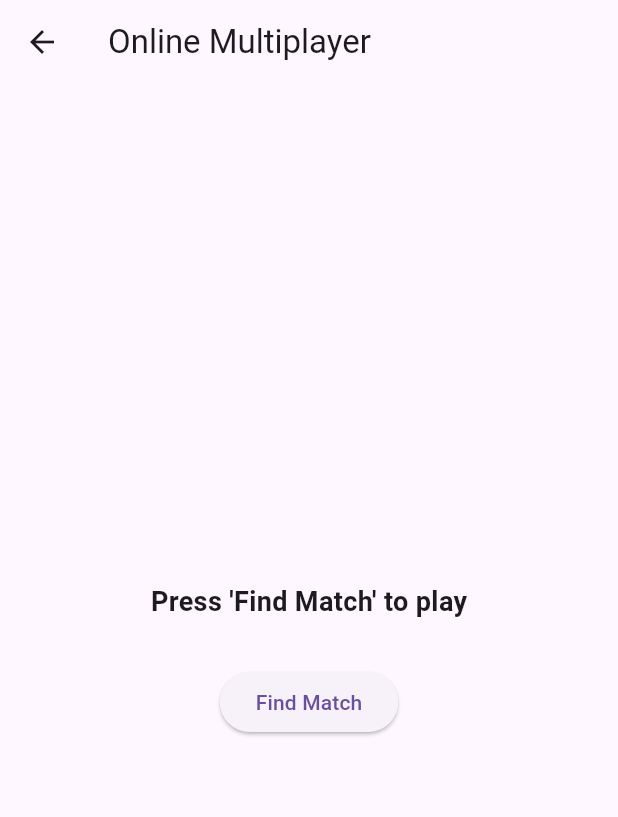
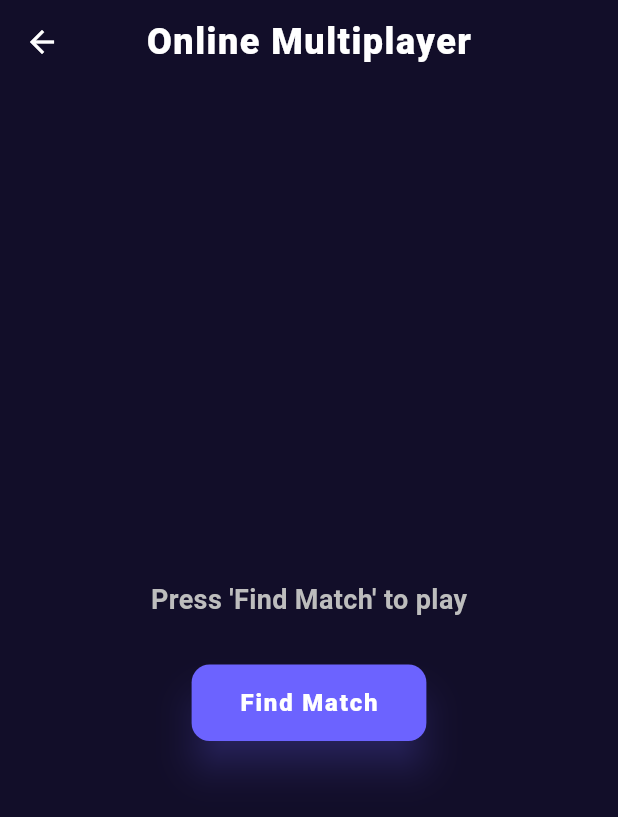
Before and after one commit to mAliz007/chess_project_flutter, a Flutter app: the screen it shows once a user with an empty profile is signed in, after a tap on "Online Multiplayer", on a phone screen of 412 x 824 dp. Shown: the top 817 px of the screen. Run offline on Flutter 3.47's test engine with Material 3 defaults, Android fonts, the light colour scheme and no system bars; our stand-ins replace firebase_auth, firebase_core, firebase_database, google_sign_in; missing offline and left inert: chess, flutter_chess_board; accounts and stored records are empty; network calls fail.

Commit message:
//login page styling done

```diff
--- /dev/null
+++ b/lib/core/theme/app_theme.dart
@@ -0,0 +1,97 @@
+// Location: lib/core/theme/app_theme.dart
+
+import 'package:flutter/material.dart';
+
+class AppTheme {
+  // HARSH / DEEP GAMING PALETTE
+  static final Color _primaryColor = Color(0xFF6C63FF); // Electric Indigo (High Contrast)
+  static final Color _backgroundColor = Color(0xFF120E29); // Deep Midnight (Almost Black)
+  static final Color _surfaceColor = Color(0xFF1F1A36); // Slightly lighter Midnight for inputs
+  static final Color _accentColor = Color(0xFF00E676); // Neon Green
+
+  static ThemeData get lightTheme {
+    return ThemeData(
+      brightness: Brightness.dark,
+      primaryColor: _primaryColor,
+      scaffoldBackgroundColor: _backgroundColor,
+
+      // Color Scheme
+      colorScheme: ColorScheme.dark(
+        primary: _primaryColor,
+        secondary: _accentColor,
+        surface: _surfaceColor,
+        background: _backgroundColor,
+      ),
+
+      // AppBar Styling
+      appBarTheme: AppBarTheme(
+        backgroundColor: Colors.transparent,
+        elevation: 0,
+        centerTitle: true,
+        iconTheme: IconThemeData(color: Colors.white),
+        titleTextStyle: TextStyle(
+          color: Colors.white,
+          fontSize: 24,
+          fontWeight: FontWeight.w900, // Heavy/Harsh weight
+          letterSpacing: 1.0,
+        ),
+      ),
+
+      // Input Fields
+      inputDecorationTheme: InputDecorationTheme(
+        filled: true,
+        fillColor: _surfaceColor, // Darker input background
+        contentPadding: EdgeInsets.symmetric(horizontal: 20, vertical: 20),
+        hintStyle: TextStyle(color: Colors.grey[600]),
+        labelStyle: TextStyle(color: Colors.white70),
+        // Sharper borders
+        border: OutlineInputBorder(
+          borderRadius: BorderRadius.circular(16),
+          borderSide: BorderSide.none,
+        ),
+        enabledBorder: OutlineInputBorder(
+           borderRadius: BorderRadius.circular(16),
+           borderSide: BorderSide(color: Colors.white12), // Subtle harsh edge
+        ),
+        focusedBorder: OutlineInputBorder(
+          borderRadius: BorderRadius.circular(16),
+          borderSide: BorderSide(color: _primaryColor, width: 2), // Electric border
+        ),
+      ),
+
+      // Button Styling
+      elevatedButtonTheme: ElevatedButtonThemeData(
+        style: ElevatedButton.styleFrom(
+          backgroundColor: _primaryColor,
+          foregroundColor: Colors.white,
+          elevation: 10,
+          shadowColor: _primaryColor.withOpacity(0.6), // Stronger glow
+          padding: EdgeInsets.symmetric(horizontal: 32, vertical: 16),
+          shape: RoundedRectangleBorder(
+            borderRadius: BorderRadius.circular(12), // Less round, more "tech" looking
+          ),
+          textStyle: TextStyle(
+            fontSize: 16,
+            fontWeight: FontWeight.w800, // Bold text
+            letterSpacing: 1.2,
+          ),
+        ),
+      ),
+
+      // Text Styling
+      textTheme: TextTheme(
+        headlineMedium: TextStyle(
+          color: Colors.white,
+          fontWeight: FontWeight.w900,
+          fontSize: 32,
+          letterSpacing: 1.5,
+        ),
+        bodyMedium: TextStyle(
+          color: Colors.grey[400],
+          fontSize: 16,
+          height: 1.5,
+        ),
+      ),
+    );
+  }
+}
--- a/lib/main.dart
+++ b/lib/main.dart
@@ -1,10 +1,14 @@
-// File: lib/main.dart
+// Location: lib/main.dart
 
 import 'package:flutter/material.dart';
 import 'package:firebase_core/firebase_core.dart';
-import 'package:firebase_auth/firebase_auth.dart';
-import 'firebase_options.dart'; // Generated by FlutterFire CLI
+import 'firebase_options.dart';
 
+// Styling and Components
+import 'core/theme/app_theme.dart';
+import 'widgets/auth/auth_wrapper.dart';
+
+// Screens
 import 'screens/home_page.dart';
 import 'screens/login_page.dart';
 import 'screens/signup_page.dart';
@@ -22,10 +26,15 @@ class MyApp extends StatelessWidget {
   @override
   Widget build(BuildContext context) {
     return MaterialApp(
-      title: 'Chess App',
-      theme: ThemeData(primarySwatch: Colors.blue),
+      title: 'Chess Master',
+      // Apply the custom chess theme
+      theme: AppTheme.lightTheme,
       debugShowCheckedModeBanner: false,
+
+      // Determine the starting screen based on Auth status
       home: AuthWrapper(),
+
+      // Named Routes
       routes: {
         '/login': (context) => LoginPage(),
         '/signup': (context) => SignupPage(),
@@ -37,27 +46,3 @@ class MyApp extends StatelessWidget {
     );
   }
 }
-
-/// Checks if user is logged in, redirects accordingly
-class AuthWrapper extends StatelessWidget {
-  @override
-  Widget build(BuildContext context) {
-    return StreamBuilder<User?>(
-      stream: FirebaseAuth.instance.authStateChanges(),
-      builder: (context, snapshot) {
-        // Waiting for Firebase
-        if (snapshot.connectionState == ConnectionState.waiting) {
-          return Scaffold(body: Center(child: CircularProgressIndicator()));
-        }
-
-        // If user is logged in, go to Home
-        if (snapshot.hasData && snapshot.data != null) {
-          return HomePage();
-        }
-
-        // Otherwise show Login page
-        return LoginPage();
-      },
-    );
-  }
-}
--- a/lib/screens/login_page.dart
+++ b/lib/screens/login_page.dart
@@ -1,7 +1,8 @@
-// File: lib/screens/login_page.dart
+// Location: lib/screens/login_page.dart
+
 import 'package:flutter/material.dart';
 import 'package:firebase_auth/firebase_auth.dart';
-import 'package:google_sign_in/google_sign_in.dart';
+import '../controllers/auth_controller.dart';
 
 class LoginPage extends StatefulWidget {
   @override
@@ -9,125 +10,182 @@ class LoginPage extends StatefulWidget {
 }
 
 class _LoginPageState extends State<LoginPage> {
-  final FirebaseAuth _auth = FirebaseAuth.instance;
+  final AuthController _authController = AuthController();
   final TextEditingController _emailController = TextEditingController();
   final TextEditingController _passwordController = TextEditingController();
+
   bool _loading = false;
 
-  void _showMessage(String msg) {
-    ScaffoldMessenger.of(context).showSnackBar(SnackBar(content: Text(msg)));
-    print("DEBUG: $msg");
+  void _showMessage(String msg, {bool isError = false}) {
+    ScaffoldMessenger.of(context).showSnackBar(
+      SnackBar(
+        content: Text(msg),
+        backgroundColor: isError ? Colors.redAccent : Colors.greenAccent,
+      ),
+    );
   }
 
-  // Email/Password login
-  Future<void> _login() async {
+  Future<void> _handleLogin() async {
     setState(() => _loading = true);
     try {
-      UserCredential userCredential = await _auth.signInWithEmailAndPassword(
-        email: _emailController.text.trim(),
-        password: _passwordController.text.trim(),
+      await _authController.signInWithEmail(
+        _emailController.text,
+        _passwordController.text,
       );
-      _showMessage("Login successful: ${userCredential.user?.email}");
-      Navigator.pushReplacementNamed(context, '/home');
     } on FirebaseAuthException catch (e) {
-      _showMessage("Login failed: ${e.message}");
-    } catch (e) {
-      _showMessage("Login failed: $e");
+      _showMessage(e.message ?? "Login failed", isError: true);
+    } finally {
+      if (mounted) setState(() => _loading = false);
     }
-    setState(() => _loading = false);
   }
 
-  // Google Sign-In
-  Future<void> _googleSignIn() async {
+  Future<void> _handleGoogleLogin() async {
     setState(() => _loading = true);
     try {
-      final GoogleSignInAccount? googleUser = await GoogleSignIn().signIn();
-      if (googleUser == null) {
-        _showMessage("Google Sign-In canceled");
-        setState(() => _loading = false);
-        return;
+      await _authController.signInWithGoogle();
+    } catch (e) {
+      _showMessage("Google Sign-In failed", isError: true);
+    } finally {
+      if (mounted) setState(() => _loading = false);
+    }
   }
 
-      final GoogleSignInAuthentication googleAuth =
-          await googleUser.authentication;
-
-      final credential = GoogleAuthProvider.credential(
-        accessToken: googleAuth.accessToken,
-        idToken: googleAuth.idToken,
-      );
-
-      UserCredential userCredential = await _auth.signInWithCredential(
-        credential,
-      );
-
-      _showMessage(
-        "Google Sign-In successful: ${userCredential.user?.displayName}",
-      );
-      Navigator.pushReplacementNamed(context, '/home');
-    } on FirebaseAuthException catch (e) {
-      _showMessage("Google Sign-In failed: ${e.message}");
+  Future<void> _handleForgotPassword() async {
+    try {
+      await _authController.sendPasswordReset(_emailController.text);
+      _showMessage("Reset link sent!");
     } catch (e) {
-      _showMessage("Google Sign-In failed: $e");
-    }
-    setState(() => _loading = false);
-  }
-
-  Future<void> _forgotPassword() async {
-    final email = _emailController.text.trim();
-    if (email.isEmpty) {
-      _showMessage("Please enter your email first");
-      return;
-    }
-    try {
-      await _auth.sendPasswordResetEmail(email: email);
-      _showMessage("Password reset email sent to $email");
-    } on FirebaseAuthException catch (e) {
-      _showMessage("Failed to send reset email: ${e.message}");
-    } catch (e) {
-      _showMessage("Failed to send reset email: $e");
+      _showMessage("Enter a valid email first", isError: true);
     }
   }
 
   @override
   Widget build(BuildContext context) {
-    return Scaffold(
-      appBar: AppBar(title: Text('Login Page')),
+    // Access the Indigo Primary Color from AppTheme
+    final primaryColor = Theme.of(context).primaryColor;
+
+    return Stack(
+      children: [
+        // 1. BACKGROUND IMAGE
+        Positioned.fill(
+          child: Image.asset(
+            'assets/images/chess_bg.jpg',
+            fit: BoxFit.cover,
+          ),
+        ),
+
+        // 2. PURPLE OVERLAY (Darker Midnight)
+        Positioned.fill(
+          child: Container(
+            color: Color(0xFF120E29).withOpacity(0.85), // Dark Midnight overlay
+          ),
+        ),
+
+        // 3. THE LOGIN FORM
+        Scaffold(
+          backgroundColor: Colors.transparent,
           body: Center(
             child: SingleChildScrollView(
-          padding: EdgeInsets.all(20),
+              padding: EdgeInsets.all(24),
               child: Column(
+                mainAxisAlignment: MainAxisAlignment.center,
                 children: [
-              TextField(
-                controller: _emailController,
-                decoration: InputDecoration(labelText: 'Email'),
+
+                  // --- LOGO SECTION ---
+                  Container(
+                    decoration: BoxDecoration(
+                      borderRadius: BorderRadius.circular(20),
+                      boxShadow: [
+                        BoxShadow(
+                          color: primaryColor.withOpacity(0.5), // Glowing effect
+                          blurRadius: 20,
+                          spreadRadius: 2,
+                        )
+                      ],
                     ),
-              SizedBox(height: 10),
-              TextField(
-                controller: _passwordController,
-                decoration: InputDecoration(labelText: 'Password'),
-                obscureText: true,
+                    child: ClipRRect(
+                      borderRadius: BorderRadius.circular(20), // Rounded corners for the logo
+                      child: Image.asset(
+                        'assets/images/main_logo.jpg',
+                        height: 100, // Adjust size as needed
+                        width: 100,
+                        fit: BoxFit.cover,
                       ),
-              SizedBox(height: 20),
+                    ),
+                  ),
+
+                  SizedBox(height: 24),
+
+                  Text(
+                    "CHESS MASTER",
+                    style: Theme.of(context).textTheme.headlineMedium,
+                  ),
+                  Text(
+                    "Ranked Mobile Chess",
+                    style: Theme.of(context).textTheme.bodyMedium?.copyWith(color: Colors.white70),
+                  ),
+                  SizedBox(height: 40),
+
+                  // --- INPUTS ---
+                  _buildTextField("Email", _emailController, false),
+                  SizedBox(height: 16),
+                  _buildTextField("Password", _passwordController, true),
+
+                  SizedBox(height: 30),
+
+                  // --- BUTTONS ---
                   _loading
-                  ? CircularProgressIndicator()
+                      ? CircularProgressIndicator(color: Colors.white)
                       : Column(
+                          crossAxisAlignment: CrossAxisAlignment.stretch,
                           children: [
-                        ElevatedButton(onPressed: _login, child: Text('Login')),
-                        SizedBox(height: 10),
+                            // Login Button
                             ElevatedButton(
-                          onPressed: _googleSignIn,
-                          child: Text('Login with Google'),
+                              onPressed: _handleLogin,
+                              style: ElevatedButton.styleFrom(
+                                backgroundColor: Colors.white,
+                                foregroundColor: primaryColor,
                               ),
-                        SizedBox(height: 10),
+                              child: Text("LOGIN"),
+                            ),
+                            SizedBox(height: 16),
+
+                            // Google Button
+                            ElevatedButton.icon(
+                              onPressed: _handleGoogleLogin,
+                              icon: Image.asset(
+                                'assets/images/google_logo.png', // Ensure this is .png or .jpg
+                                height: 24,
+                              ),
+                              label: Text("Sign in with Google"),
+                              style: ElevatedButton.styleFrom(
+                                backgroundColor: Colors.white,
+                                foregroundColor: Colors.black87,
+                                elevation: 2,
+                              ),
+                            ),
+                            SizedBox(height: 24),
+
+                            // Footer Links
                             TextButton(
-                          onPressed: _forgotPassword,
-                          child: Text('Forgot Password?'),
+                              onPressed: _handleForgotPassword,
+                              child: Text(
+                                "Forgot Password?",
+                                style: TextStyle(color: Colors.white70)
                               ),
+                            ),
+                            Row(
+                              mainAxisAlignment: MainAxisAlignment.center,
+                              children: [
+                                Text("New player?", style: TextStyle(color: Colors.white70)),
                                 TextButton(
-                          onPressed: () {
-                            Navigator.pushReplacementNamed(context, '/signup');
-                          },
-                          child: Text('Go to Signup'),
+                                  onPressed: () => Navigator.pushReplacementNamed(context, '/signup'),
+                                  child: Text(
+                                    "Create Account",
+                                    style: TextStyle(color: Colors.white, fontWeight: FontWeight.bold)
+                                  ),
+                                ),
+                              ],
                             ),
                           ],
                         ),
@@ -135,6 +193,26 @@ class _LoginPageState extends State<LoginPage> {
               ),
             ),
           ),
+        ),
+      ],
+    );
+  }
+
+  Widget _buildTextField(String label, TextEditingController controller, bool isObscure) {
+    return TextField(
+      controller: controller,
+      obscureText: isObscure,
+      style: TextStyle(color: Colors.white),
+      decoration: InputDecoration(
+        labelText: label,
+        labelStyle: TextStyle(color: Colors.white70),
+        fillColor: Colors.black.withOpacity(0.3),
+        filled: true,
+        border: OutlineInputBorder(
+          borderRadius: BorderRadius.circular(30),
+          borderSide: BorderSide.none,
+        ),
+      ),
     );
   }
 }
--- /dev/null
+++ b/lib/widgets/auth/auth_wrapper.dart
@@ -0,0 +1,34 @@
+// Location: lib/widgets/auth/auth_wrapper.dart
+
+import 'package:flutter/material.dart';
+import 'package:firebase_auth/firebase_auth.dart';
+import '../../screens/home_page.dart';
+import '../../screens/login_page.dart';
+
+/// Checks if user is logged in, redirects accordingly
+class AuthWrapper extends StatelessWidget {
+  @override
+  Widget build(BuildContext context) {
+    return StreamBuilder<User?>(
+      stream: FirebaseAuth.instance.authStateChanges(),
+      builder: (context, snapshot) {
+        // Waiting for Firebase to initialize or check status
+        if (snapshot.connectionState == ConnectionState.waiting) {
+          return Scaffold(
+            body: Center(
+              child: CircularProgressIndicator(),
+            ),
+          );
+        }
+
+        // If user is logged in, go to Home
+        if (snapshot.hasData && snapshot.data != null) {
+          return HomePage();
+        }
+
+        // Otherwise show Login page
+        return LoginPage();
+      },
+    );
+  }
+}
```
Also changed, not shown: lib/controllers/auth_controller.dart (added, +57 -0 lines), pubspec.yaml (+6 -67 lines), assets/images/chess_bg.jpg (added), assets/images/google_logo.jpg (added), assets/images/main_logo.jpg (added), lib/core/f.txt (added), lib/widgets/f.txt (added). Lines whose indentation alone changed are shown as unchanged.
